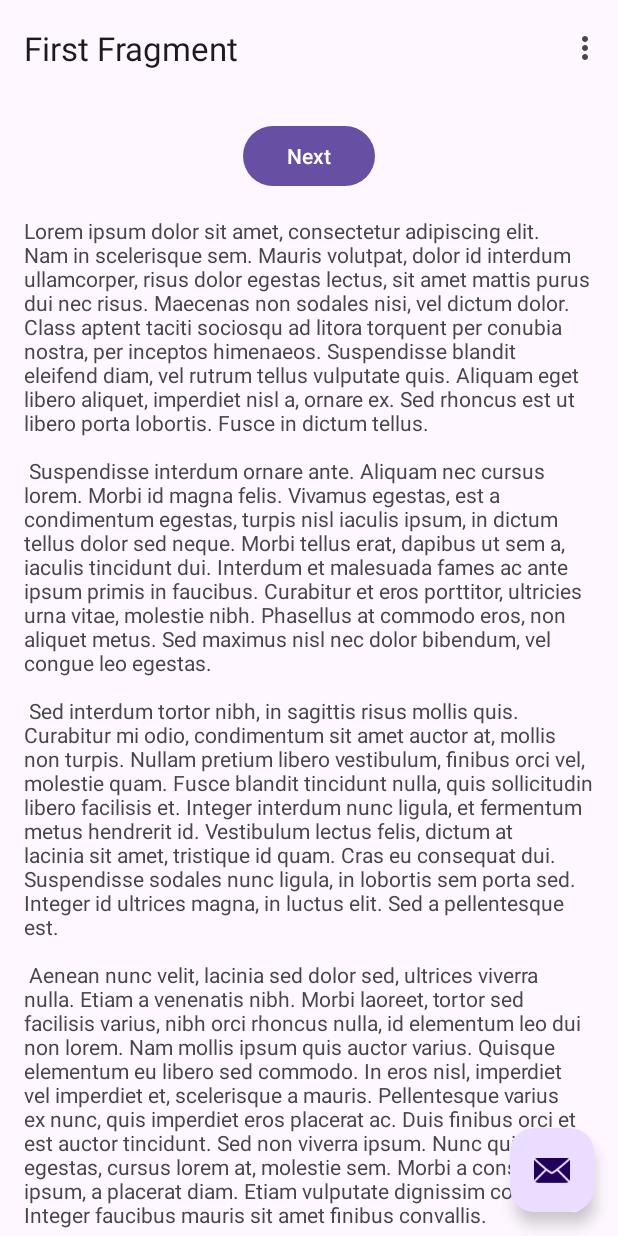
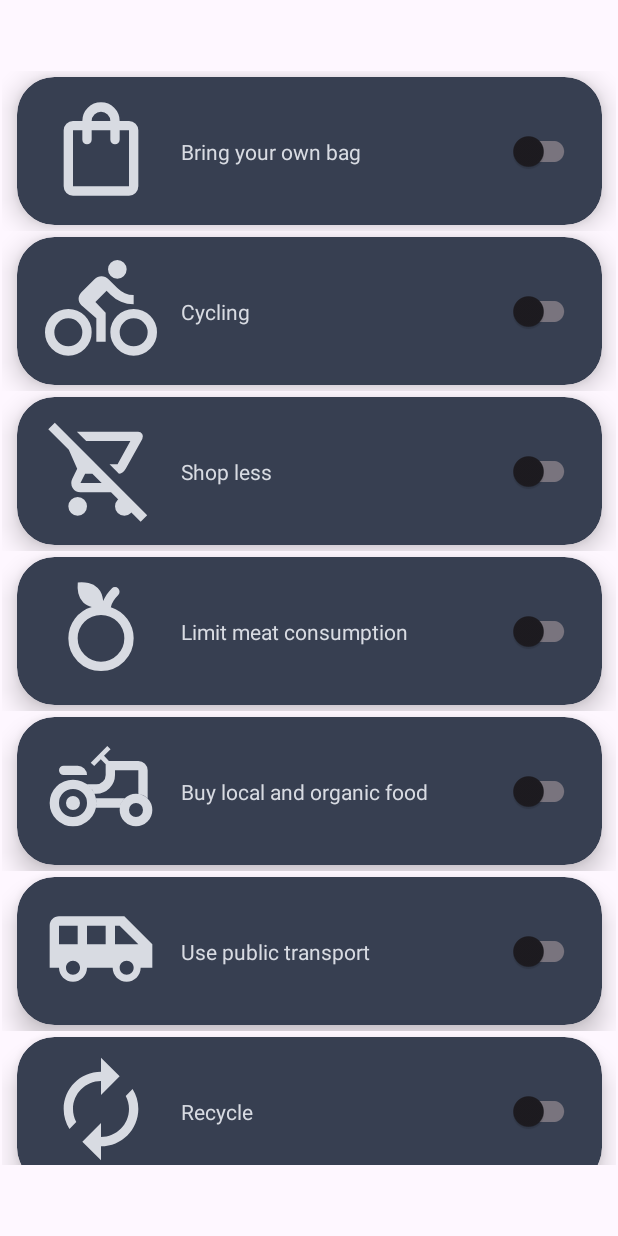
Before and after one commit to eeei3/B07Project, an Android app: the screen it shows after launch (MainActivity), on a phone screen of 412 x 824 dp. Run offline under Robolectric (Android 15) with nearby library versions, the phone set to English and light mode, and no system bars.

Commit message:
feat: Created pre-defined list using RecyclerView

```diff
--- /dev/null
+++ b/app/src/main/java/com/example/b07project/HabitsModel.java
@@ -0,0 +1,29 @@
+package com.example.b07project;
+
+public class HabitsModel {
+    String habitName;
+    int image;
+    boolean switchChecked;
+
+    public HabitsModel(String habitName, int image, boolean switchChecked) {
+        this.habitName = habitName;
+        this.image = image;
+        this.switchChecked = switchChecked;
+    }
+
+    public String getHabitName() {
+        return habitName;
+    }
+
+    public int getImage() {
+        return image;
+    }
+
+    public boolean isSwitchChecked() {
+        return switchChecked;
+    }
+
+    public void setSwitchChecked(boolean switchChecked) {
+        this.switchChecked = switchChecked;
+    }
+}
--- /dev/null
+++ b/app/src/main/java/com/example/b07project/HabitsRecyclerViewAdapter.java
@@ -0,0 +1,95 @@
+package com.example.b07project;
+
+import android.content.Context;
+import android.content.res.ColorStateList;
+import android.view.LayoutInflater;
+import android.view.View;
+import android.view.ViewGroup;
+import android.widget.ImageView;
+import android.widget.TextView;
+
+import androidx.annotation.NonNull;
+import androidx.cardview.widget.CardView;
+import androidx.core.content.ContextCompat;
+import androidx.recyclerview.widget.RecyclerView;
+
+import com.google.android.material.materialswitch.MaterialSwitch;
+import com.google.android.material.switchmaterial.SwitchMaterial;
+
+import java.util.ArrayList;
+
+public class HabitsRecyclerViewAdapter extends RecyclerView.Adapter<HabitsRecyclerViewAdapter.MyViewHolder> {
+    Context context;
+    ArrayList<HabitsModel> habitsModels;
+
+    public HabitsRecyclerViewAdapter(Context context, ArrayList<HabitsModel> habitsModels) {
+        this.context = context;
+        this.habitsModels = habitsModels;
+    }
+
+    @NonNull
+    @Override
+    public HabitsRecyclerViewAdapter.MyViewHolder onCreateViewHolder(@NonNull ViewGroup parent, int viewType) {
+        // in charge of inflating layout
+        LayoutInflater inflater = LayoutInflater.from(context);
+        View view = inflater.inflate(R.layout.habits_recycler_view_row, parent, false);
+        return new HabitsRecyclerViewAdapter.MyViewHolder(view);
+    }
+
+    @Override
+    public void onBindViewHolder(@NonNull HabitsRecyclerViewAdapter.MyViewHolder holder, int position) {
+        // assign values to views created in habits_recycler_view_row xml file
+        // dependent on the position of the RecyclerView
+        holder.habitName.setText(habitsModels.get(position).getHabitName());
+        holder.habitImage.setImageResource(habitsModels.get(position).getImage());
+        holder.habitSwitch.setChecked(habitsModels.get(position).isSwitchChecked());
+
+        if (habitsModels.get(position).isSwitchChecked()) {
+            holder.habitCardView.setCardBackgroundColor(
+                    ContextCompat.getColor(holder.itemView.getContext(), R.color.planetze_colour_3)
+            );
+        }
+
+        // Listener for the MaterialSwitch
+        holder.habitSwitch.setOnCheckedChangeListener((buttonView, isChecked) -> {
+            // Update the item's checked state
+            habitsModels.get(position).setSwitchChecked(isChecked);
+
+            // Change tint based on switch state
+            if (isChecked) {
+                holder.habitCardView.setCardBackgroundColor(
+                        ContextCompat.getColor(holder.itemView.getContext(), R.color.planetze_colour_3)
+                );
+            } else {
+                holder.habitCardView.setCardBackgroundColor(
+                        ContextCompat.getColor(holder.itemView.getContext(), R.color.planetze_colour_4)
+                );
+            }
+        });
+
+    }
+
+    @Override
+    public int getItemCount() {
+        // how many items to be displayed
+        return habitsModels.size();
+    }
+
+    public static class MyViewHolder extends RecyclerView.ViewHolder{
+        // grabbing views from habits_recycler_view_row
+        ImageView habitImage;
+        TextView habitName;
+        SwitchMaterial habitSwitch;
+        CardView habitCardView;
+
+        public MyViewHolder(@NonNull View itemView) {
+            super(itemView);
+
+            habitImage = itemView.findViewById(R.id.habitsImageView);
+            habitName = itemView.findViewById(R.id.habitsTextView);
+            habitSwitch = itemView.findViewById(R.id.habitsSwitch);
+            habitCardView = itemView.findViewById(R.id.habitCardView);
+
+        }
+    }
+}
--- a/app/src/main/java/com/example/b07project/MainActivity.java
+++ b/app/src/main/java/com/example/b07project/MainActivity.java
@@ -1,77 +1,40 @@
 package com.example.b07project;
 
 import android.os.Bundle;
+import androidx.appcompat.app.AppCompatActivity;
+import androidx.recyclerview.widget.LinearLayoutManager;
+import androidx.recyclerview.widget.RecyclerView;
 
-import com.google.android.material.snackbar.Snackbar;
-
-import androidx.appcompat.app.AppCompatActivity;
-
-import android.view.View;
-
-import androidx.navigation.NavController;
-import androidx.navigation.Navigation;
-import androidx.navigation.ui.AppBarConfiguration;
-import androidx.navigation.ui.NavigationUI;
-
-import com.example.b07project.databinding.ActivityMainBinding;
-
-import android.view.Menu;
-import android.view.MenuItem;
+import java.util.ArrayList;
 
 public class MainActivity extends AppCompatActivity {
 
-    private AppBarConfiguration appBarConfiguration;
-    private ActivityMainBinding binding;
+    ArrayList<HabitsModel> habitsModels = new ArrayList<>();
+
+    int[] habitsImages = {R.drawable.habits_bringownbag, R.drawable.habits_cycling,
+            R.drawable.habits_lessshoping, R.drawable.habits_limitmeat,
+            R.drawable.habits_localfood, R.drawable.habits_publictrans,
+            R.drawable.habits_recycle, R.drawable.habits_turnlightsoff,
+            R.drawable.habits_walking, R.drawable.habits_washcold};
 
     @Override
     protected void onCreate(Bundle savedInstanceState) {
         super.onCreate(savedInstanceState);
+        setContentView(R.layout.habits_menu);
 
-        binding = ActivityMainBinding.inflate(getLayoutInflater());
-        setContentView(binding.getRoot());
+        RecyclerView recyclerView = findViewById(R.id.habitsRecyclerView);
 
-        setSupportActionBar(binding.toolbar);
-
-        NavController navController = Navigation.findNavController(this, R.id.nav_host_fragment_content_main);
-        appBarConfiguration = new AppBarConfiguration.Builder(navController.getGraph()).build();
-        NavigationUI.setupActionBarWithNavController(this, navController, appBarConfiguration);
-
-        binding.fab.setOnClickListener(new View.OnClickListener() {
-            @Override
-            public void onClick(View view) {
-                Snackbar.make(view, "Replace with your own action", Snackbar.LENGTH_LONG)
-                        .setAnchorView(R.id.fab)
-                        .setAction("Action", null).show();
-            }
-        });
+        setUpHabitModels();
+        HabitsRecyclerViewAdapter adapter = new HabitsRecyclerViewAdapter(this, habitsModels);
+        recyclerView.setLayoutManager(new LinearLayoutManager(this));
+        recyclerView.setAdapter(adapter);
     }
 
-    @Override
-    public boolean onCreateOptionsMenu(Menu menu) {
-        // Inflate the menu; this adds items to the action bar if it is present.
-        getMenuInflater().inflate(R.menu.menu_main, menu);
-        return true;
-    }
+    private void setUpHabitModels(){
+        String[] habitsNames = getResources().getStringArray(R.array.habits_list);
 
-    @Override
-    public boolean onOptionsItemSelected(MenuItem item) {
-        // Handle action bar item clicks here. The action bar will
-        // automatically handle clicks on the Home/Up button, so long
-        // as you specify a parent activity in AndroidManifest.xml.
-        int id = item.getItemId();
-
-        //noinspection SimplifiableIfStatement
-        if (id == R.id.action_settings) {
-            return true;
+        for (int i = 0; i < habitsNames.length; i++) {
+            habitsModels.add(new HabitsModel(habitsNames[i], habitsImages[i], false));
         }
-
-        return super.onOptionsItemSelected(item);
-    }
-
-    @Override
-    public boolean onSupportNavigateUp() {
-        NavController navController = Navigation.findNavController(this, R.id.nav_host_fragment_content_main);
-        return NavigationUI.navigateUp(navController, appBarConfiguration)
-                || super.onSupportNavigateUp();
     }
 }
--- /dev/null
+++ b/app/src/main/res/drawable/habits_bringownbag.xml
@@ -0,0 +1,5 @@
+<vector xmlns:android="http://schemas.android.com/apk/res/android" android:height="30dp" android:viewportHeight="960" android:viewportWidth="960" android:width="30dp">
+
+    <path android:fillColor="@color/planetze_colour_1" android:pathData="M240,880q-33,0 -56.5,-23.5T160,800v-480q0,-33 23.5,-56.5T240,240h80q0,-66 47,-113t113,-47q66,0 113,47t47,113h80q33,0 56.5,23.5T800,320v480q0,33 -23.5,56.5T720,880L240,880ZM240,800h480v-480h-80v80q0,17 -11.5,28.5T600,440q-17,0 -28.5,-11.5T560,400v-80L400,320v80q0,17 -11.5,28.5T360,440q-17,0 -28.5,-11.5T320,400v-80h-80v480ZM400,240h160q0,-33 -23.5,-56.5T480,160q-33,0 -56.5,23.5T400,240ZM240,800v-480,480Z"/>
+
+</vector>
--- /dev/null
+++ b/app/src/main/res/drawable/habits_cycling.xml
@@ -0,0 +1,5 @@
+<vector xmlns:android="http://schemas.android.com/apk/res/android" android:height="30dp" android:viewportHeight="960" android:viewportWidth="960" android:width="30dp">
+
+    <path android:fillColor="@color/planetze_colour_1" android:pathData="M200,880q-83,0 -141.5,-58.5T0,680q0,-83 58.5,-141.5T200,480q83,0 141.5,58.5T400,680q0,83 -58.5,141.5T200,880ZM200,800q50,0 85,-35t35,-85q0,-50 -35,-85t-85,-35q-50,0 -85,35t-35,85q0,50 35,85t85,35ZM440,760v-200L312,448q-12,-11 -18,-25.5t-6,-30.5q0,-16 6.5,-30.5T312,336l112,-112q12,-12 27.5,-18t32.5,-6q17,0 32.5,6t27.5,18l76,76q28,28 64,44t76,16v80q-57,0 -108.5,-22T560,356l-32,-32 -96,96 88,92v248h-80ZM620,220q-33,0 -56.5,-23.5T540,140q0,-33 23.5,-56.5T620,60q33,0 56.5,23.5T700,140q0,33 -23.5,56.5T620,220ZM760,880q-83,0 -141.5,-58.5T560,680q0,-83 58.5,-141.5T760,480q83,0 141.5,58.5T960,680q0,83 -58.5,141.5T760,880ZM760,800q50,0 85,-35t35,-85q0,-50 -35,-85t-85,-35q-50,0 -85,35t-35,85q0,50 35,85t85,35Z"/>
+
+</vector>
--- /dev/null
+++ b/app/src/main/res/drawable/habits_lessshoping.xml
@@ -0,0 +1,5 @@
+<vector xmlns:android="http://schemas.android.com/apk/res/android" android:height="30dp" android:viewportHeight="960" android:viewportWidth="960" android:width="30dp">
+
+    <path android:fillColor="@color/planetze_colour_1" android:pathData="m634,520 l-81,-80h69l110,-200L353,240l-80,-80h525q23,0 35.5,19.5t0.5,42.5L692,478q-11,20 -28,31t-30,11ZM280,880q-33,0 -56.5,-23.5T200,800q0,-33 23.5,-56.5T280,720q33,0 56.5,23.5T360,800q0,33 -23.5,56.5T280,880ZM820,932L566,680L304,680q-44,0 -67,-37.5t-3,-78.5l42,-86 -72,-162L28,140l56,-56L876,876l-56,56ZM486,600l-80,-80h-62l-40,80h182ZM622,440h-69,69ZM680,880q-33,0 -56.5,-23.5T600,800q0,-33 23.5,-56.5T680,720q33,0 56.5,23.5T760,800q0,33 -23.5,56.5T680,880Z"/>
+
+</vector>
--- /dev/null
+++ b/app/src/main/res/drawable/habits_limitmeat.xml
@@ -0,0 +1,5 @@
+<vector xmlns:android="http://schemas.android.com/apk/res/android" android:height="30dp" android:viewportHeight="960" android:viewportWidth="960" android:width="30dp">
+
+    <path android:fillColor="@color/planetze_colour_1" android:pathData="M480,840q-117,0 -198.5,-81.5T200,560q0,-94 55.5,-168.5T401,291q-20,-5 -39,-14.5T328,252q-33,-33 -42.5,-78.5T281,81q47,-5 92.5,4.5T452,128q23,23 33.5,52t13.5,61q13,-31 31.5,-58.5T572,132q11,-11 28,-11t28,11q11,11 11,28t-11,28q-22,22 -39,48.5T564,293q88,28 142,101.5T760,560q0,117 -81.5,198.5T480,840ZM480,760q83,0 141.5,-58.5T680,560q0,-83 -58.5,-141.5T480,360q-83,0 -141.5,58.5T280,560q0,83 58.5,141.5T480,760ZM480,560Z"/>
+
+</vector>
--- /dev/null
+++ b/app/src/main/res/drawable/habits_localfood.xml
@@ -0,0 +1,5 @@
+<vector xmlns:android="http://schemas.android.com/apk/res/android" android:height="30dp" android:viewportHeight="960" android:viewportWidth="960" android:width="30dp">
+
+    <path android:fillColor="@color/planetze_colour_1" android:pathData="M160,360q-17,0 -28.5,-11.5T120,320q0,-17 11.5,-28.5T160,280h120q33,0 56.5,23.5T360,360L160,360ZM240,720q50,0 85,-35t35,-85q0,-50 -35,-85t-85,-35q-50,0 -85,35t-35,85q0,50 35,85t85,35ZM780,720q25,0 42.5,-17.5T840,660q0,-25 -17.5,-42.5T780,600q-25,0 -42.5,17.5T720,660q0,25 17.5,42.5T780,720ZM240,660q-25,0 -42.5,-17.5T180,600q0,-25 17.5,-42.5T240,540q25,0 42.5,17.5T300,600q0,25 -17.5,42.5T240,660ZM800,521q26,5 43,13.5t37,27.5v-242q0,-33 -23.5,-56.5T800,240L548,240l-42,-44 56,-56 -28,-28 -142,142 30,28 56,-56 42,42v92q0,33 -23.5,56.5T440,440h-81q23,17 37,35t28,45h16q66,0 113,-47t47,-113v-40h200v201ZM641,640q6,-27 14.5,-43.5T682,560L436,560q4,23 4,40t-4,40h205ZM780,800q-58,0 -99,-41t-41,-99q0,-58 41,-99t99,-41q58,0 99,41t41,99q0,58 -41,99t-99,41ZM240,800q-83,0 -141.5,-58.5T40,600q0,-83 58.5,-141.5T240,400q83,0 141.5,58.5T440,600q0,83 -58.5,141.5T240,800ZM633,440Z"/>
+
+</vector>
--- /dev/null
+++ b/app/src/main/res/drawable/habits_publictrans.xml
@@ -0,0 +1,5 @@
+<vector xmlns:android="http://schemas.android.com/apk/res/android" android:height="24dp" android:viewportHeight="24" android:viewportWidth="24" android:width="24dp">
+
+    <path android:fillColor="@color/planetze_colour_1" android:pathData="M17,5L3,5c-1.1,0 -2,0.89 -2,2v9h2c0,1.65 1.34,3 3,3s3,-1.35 3,-3h5.5c0,1.65 1.34,3 3,3s3,-1.35 3,-3L23,16v-5l-6,-6zM3,11L3,7h4v4L3,11zM6,17.5c-0.83,0 -1.5,-0.67 -1.5,-1.5s0.67,-1.5 1.5,-1.5 1.5,0.67 1.5,1.5 -0.67,1.5 -1.5,1.5zM13,11L9,11L9,7h4v4zM17.5,17.5c-0.83,0 -1.5,-0.67 -1.5,-1.5s0.67,-1.5 1.5,-1.5 1.5,0.67 1.5,1.5 -0.67,1.5 -1.5,1.5zM15,11L15,7h1l4,4h-5z"/>
+
+</vector>
--- /dev/null
+++ b/app/src/main/res/drawable/habits_recycle.xml
@@ -0,0 +1,5 @@
+<vector xmlns:android="http://schemas.android.com/apk/res/android" android:height="24dp" android:viewportHeight="24" android:viewportWidth="24" android:width="24dp">
+
+    <path android:fillColor="@color/planetze_colour_1" android:pathData="M12,6v3l4,-4 -4,-4v3c-4.42,0 -8,3.58 -8,8 0,1.57 0.46,3.03 1.24,4.26L6.7,14.8c-0.45,-0.83 -0.7,-1.79 -0.7,-2.8 0,-3.31 2.69,-6 6,-6zM18.76,7.74L17.3,9.2c0.44,0.84 0.7,1.79 0.7,2.8 0,3.31 -2.69,6 -6,6v-3l-4,4 4,4v-3c4.42,0 8,-3.58 8,-8 0,-1.57 -0.46,-3.03 -1.24,-4.26z"/>
+
+</vector>
--- /dev/null
+++ b/app/src/main/res/drawable/habits_turnlightsoff.xml
@@ -0,0 +1,5 @@
+<vector xmlns:android="http://schemas.android.com/apk/res/android" android:height="30dp" android:viewportHeight="960" android:viewportWidth="960" android:width="30dp">
+
+    <path android:fillColor="@color/planetze_colour_1" android:pathData="M480,880q-33,0 -56.5,-23.5T400,800h160q0,33 -23.5,56.5T480,880ZM480,160q-44,0 -81.5,15.5T332,218l-58,-56q41,-38 93.5,-60T480,80q125,0 212.5,87.5T780,380q0,71 -25,121.5T698,584l-56,-56q21,-23 39.5,-59t18.5,-89q0,-92 -64,-156t-156,-64ZM848,848 L791,905 526,640L330,640q-69,-41 -109.5,-110T180,380q0,-20 2.5,-39t7.5,-37L56,168l56,-56 736,736ZM354,560h92L260,374v6q0,54 24.5,101t69.5,79ZM348,462ZM482,368ZM646,680v80L320,760v-80h326Z"/>
+
+</vector>
--- /dev/null
+++ b/app/src/main/res/drawable/habits_walking.xml
@@ -0,0 +1,5 @@
+<vector xmlns:android="http://schemas.android.com/apk/res/android" android:height="30dp" android:viewportHeight="960" android:viewportWidth="960" android:width="30dp">
+
+    <path android:fillColor="@color/planetze_colour_1" android:pathData="m280,920 l112,-564 -72,28v136h-80v-188l202,-86q14,-6 29.5,-7t29.5,4q14,5 26.5,14t20.5,23l40,64q26,42 70.5,69T760,440v80q-70,0 -125,-29t-94,-74l-25,123 84,80v300h-80v-260l-84,-64 -72,324h-84ZM540,220q-33,0 -56.5,-23.5T460,140q0,-33 23.5,-56.5T540,60q33,0 56.5,23.5T620,140q0,33 -23.5,56.5T540,220Z"/>
+
+</vector>
--- /dev/null
+++ b/app/src/main/res/drawable/habits_washcold.xml
@@ -0,0 +1,5 @@
+<vector xmlns:android="http://schemas.android.com/apk/res/android" android:height="30dp" android:viewportHeight="960" android:viewportWidth="960" android:width="30dp">
+
+    <path android:fillColor="@color/planetze_colour_1" android:pathData="M165,480 L45,272l264,-152h51q16,48 38,84t82,36q60,0 82,-36t38,-84h51l263,153 -119,207 -75,-41v192l-63,55q-3,2 -8,5t-9,5v-393l125,69 40,-70 -153,-89q-24,49 -70.5,78T480,320q-55,0 -101.5,-29T308,213l-154,89 41,70 125,-69v237q-21,2 -41,6.5T240,559v-120l-75,41ZM186,775 L134,714 221,640q23,-20 52.5,-30.5T335,599q32,0 61,10.5t52,30.5l116,99q12,10 28.5,15.5T626,760q18,0 33.5,-5t27.5,-16l87,-75 52,62 -87,74q-23,20 -52,30t-61,10q-32,0 -61.5,-10T512,800l-116,-99q-12,-10 -27.5,-15.5T335,680q-17,0 -33.5,5.5T273,701l-87,74ZM480,320Z"/>
+
+</vector>
--- /dev/null
+++ b/app/src/main/res/layout/habits_menu.xml
@@ -0,0 +1,16 @@
+<?xml version="1.0" encoding="utf-8"?>
+<androidx.constraintlayout.widget.ConstraintLayout xmlns:android="http://schemas.android.com/apk/res/android"
+    xmlns:app="http://schemas.android.com/apk/res-auto"
+    xmlns:tools="http://schemas.android.com/tools"
+    android:layout_width="match_parent"
+             android:layout_height="match_parent">
+
+    <androidx.recyclerview.widget.RecyclerView
+        android:id="@+id/habitsRecyclerView"
+        android:layout_width="409dp"
+        android:layout_height="729dp"
+        app:layout_constraintBottom_toBottomOf="parent"
+        app:layout_constraintEnd_toEndOf="parent"
+        app:layout_constraintStart_toStartOf="parent"
+        app:layout_constraintTop_toTopOf="parent" />
+</androidx.constraintlayout.widget.ConstraintLayout>
--- /dev/null
+++ b/app/src/main/res/layout/habits_recycler_view_row.xml
@@ -0,0 +1,67 @@
+<?xml version="1.0" encoding="utf-8"?>
+<androidx.constraintlayout.widget.ConstraintLayout xmlns:android="http://schemas.android.com/apk/res/android"
+    xmlns:app="http://schemas.android.com/apk/res-auto"
+    xmlns:tools="http://schemas.android.com/tools"
+    android:id="@+id/habitsBYOBSwitch"
+    android:layout_width="match_parent"
+    android:layout_height="wrap_content">
+
+    <androidx.cardview.widget.CardView
+        android:id="@+id/habitCardView"
+        android:layout_width="390dp"
+        android:layout_height="wrap_content"
+        android:layout_marginStart="16dp"
+        android:layout_marginTop="4dp"
+        android:layout_marginEnd="16dp"
+        android:layout_marginBottom="4dp"
+        app:cardBackgroundColor="@color/planetze_colour_4"
+        app:cardCornerRadius="25dp"
+        app:cardElevation="10dp"
+        app:layout_constraintBottom_toBottomOf="parent"
+        app:layout_constraintEnd_toEndOf="parent"
+        app:layout_constraintStart_toStartOf="parent"
+        app:layout_constraintTop_toTopOf="parent">
+
+        <androidx.constraintlayout.widget.ConstraintLayout
+            android:layout_width="391dp"
+            android:layout_height="match_parent">
+
+            <ImageView
+                android:id="@+id/habitsImageView"
+                android:layout_width="96dp"
+                android:layout_height="85dp"
+                android:layout_marginStart="8dp"
+                android:layout_marginTop="5dp"
+                android:layout_marginBottom="8dp"
+                android:contentDescription="@string/BYOB"
+                android:padding="5dp"
+                app:layout_constraintBottom_toBottomOf="parent"
+                app:layout_constraintStart_toStartOf="parent"
+                app:layout_constraintTop_toTopOf="parent"
+                app:srcCompat="@drawable/habits_bringownbag" />
+
+            <TextView
+                android:id="@+id/habitsTextView"
+                android:layout_width="wrap_content"
+                android:layout_height="wrap_content"
+                android:layout_marginStart="5dp"
+                android:text="@string/BYOB"
+                android:textColor="@color/planetze_colour_1"
+                app:layout_constraintBottom_toBottomOf="parent"
+                app:layout_constraintStart_toEndOf="@+id/habitsImageView"
+                app:layout_constraintTop_toTopOf="parent" />
+
+            <com.google.android.material.switchmaterial.SwitchMaterial
+                android:id="@+id/habitsSwitch"
+                android:layout_width="48dp"
+                android:layout_height="48dp"
+                android:layout_marginEnd="16dp"
+                app:layout_constraintBottom_toBottomOf="parent"
+                app:layout_constraintEnd_toEndOf="parent"
+                app:layout_constraintTop_toTopOf="parent" />
+
+        </androidx.constraintlayout.widget.ConstraintLayout>
+
+    </androidx.cardview.widget.CardView>
+
+</androidx.constraintlayout.widget.ConstraintLayout>
--- /dev/null
+++ b/app/src/main/res/layout/habits_suggest.xml
@@ -0,0 +1,46 @@
+<?xml version="1.0" encoding="utf-8"?>
+<androidx.constraintlayout.widget.ConstraintLayout xmlns:android="http://schemas.android.com/apk/res/android"
+    xmlns:app="http://schemas.android.com/apk/res-auto"
+    xmlns:tools="http://schemas.android.com/tools"
+    android:layout_width="match_parent"
+    android:layout_height="match_parent">
+
+    <TextView
+        android:id="@+id/commonHabitsLabel"
+        android:layout_width="wrap_content"
+        android:layout_height="wrap_content"
+        android:layout_marginStart="12dp"
+        android:layout_marginTop="96dp"
+        android:text="Common ways to reduce CO2 emissions"
+        app:layout_constraintStart_toStartOf="parent"
+        app:layout_constraintTop_toTopOf="parent" />
+
+    <com.google.android.material.switchmaterial.SwitchMaterial
+        android:id="@+id/walkingToggle"
+        android:layout_width="310dp"
+        android:layout_height="48dp"
+        android:text="Walking"
+        app:layout_constraintEnd_toEndOf="parent"
+        app:layout_constraintHorizontal_bias="0.5"
+        app:layout_constraintStart_toStartOf="parent"
+        app:layout_constraintTop_toBottomOf="@+id/commonHabitsLabel" />
+
+    <com.google.android.material.divider.MaterialDivider
+        android:id="@+id/dividerOne"
+        android:layout_width="match_parent"
+        android:layout_height="wrap_content"
+        app:layout_constraintStart_toStartOf="parent"
+        app:layout_constraintTop_toBottomOf="@+id/walkingToggle" />
+
+
+    <com.google.android.material.button.MaterialButton
+        android:id="@+id/my_button"
+        android:layout_width="wrap_content"
+        android:layout_height="wrap_content"
+        android:text="Click me"
+        style="@style/Widget.MaterialComponents.Button"
+        app:layout_constraintStart_toStartOf="parent"
+        app:layout_constraintTop_toTopOf="parent" />
+
+
+</androidx.constraintlayout.widget.ConstraintLayout>
--- a/app/src/main/res/values/colors.xml
+++ b/app/src/main/res/values/colors.xml
@@ -1,5 +1,15 @@
 <?xml version="1.0" encoding="utf-8"?>
 <resources>
+    <color name="purple_200">#FFBB86FC</color>
+    <color name="purple_500">#FF6200EE</color>
+    <color name="purple_700">#FF3700B3</color>
+    <color name="teal_200">#FF03DAC5</color>
+    <color name="teal_700">#FF018786</color>
     <color name="black">#FF000000</color>
     <color name="white">#FFFFFFFF</color>
+    <color name="planetze_colour_1">#d8dbe2</color>
+    <color name="planetze_colour_2">#a9bcd0</color>
+    <color name="planetze_colour_3">#009999</color>
+    <color name="planetze_colour_4">#373f51</color>
+    <color name="planetze_colour_5">#1b1b1e</color>
 </resources>
--- a/app/src/main/res/values/strings.xml
+++ b/app/src/main/res/values/strings.xml
@@ -43,4 +43,19 @@
         libero vel nunc consequat, quis tincidunt nisl eleifend. Cras bibendum enim a justo luctus
         vestibulum. Fusce dictum libero quis erat maximus, vitae volutpat diam dignissim.
     </string>
+
+    <string name="BYOB">Bring your own bag when shopping</string>
+
+    <string-array name="habits_list">
+        <item>Bring your own bag</item>
+        <item>Cycling</item>
+        <item>Shop less</item>
+        <item>Limit meat consumption</item>
+        <item>Buy local and organic food</item>
+        <item>Use public transport</item>
+        <item>Recycle</item>
+        <item>Turn off unused electronics</item>
+        <item>Walking</item>
+        <item>Wash clothes with cold water</item>
+    </string-array>
 </resources>
```
